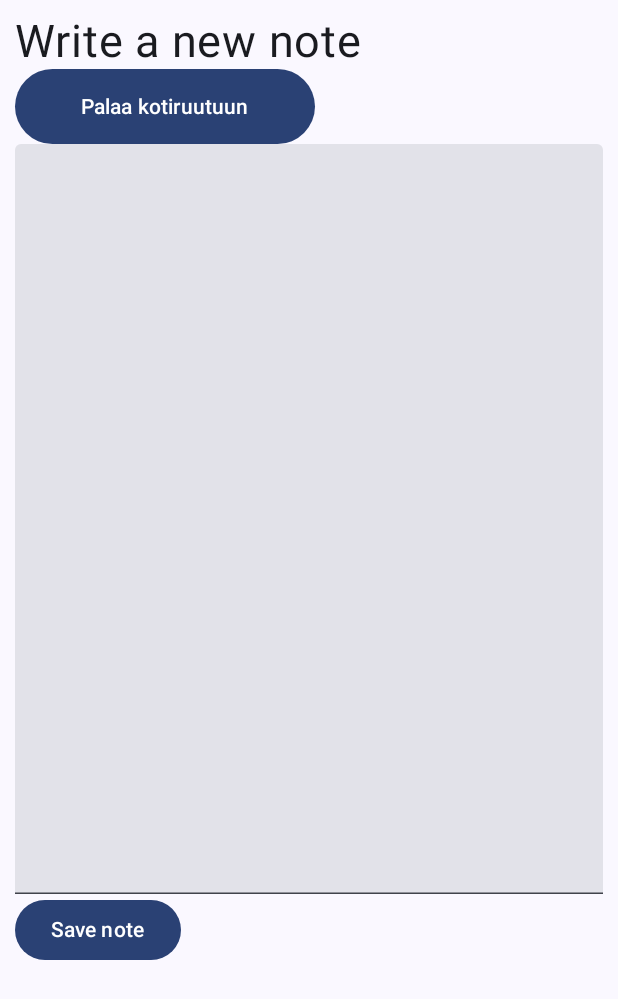
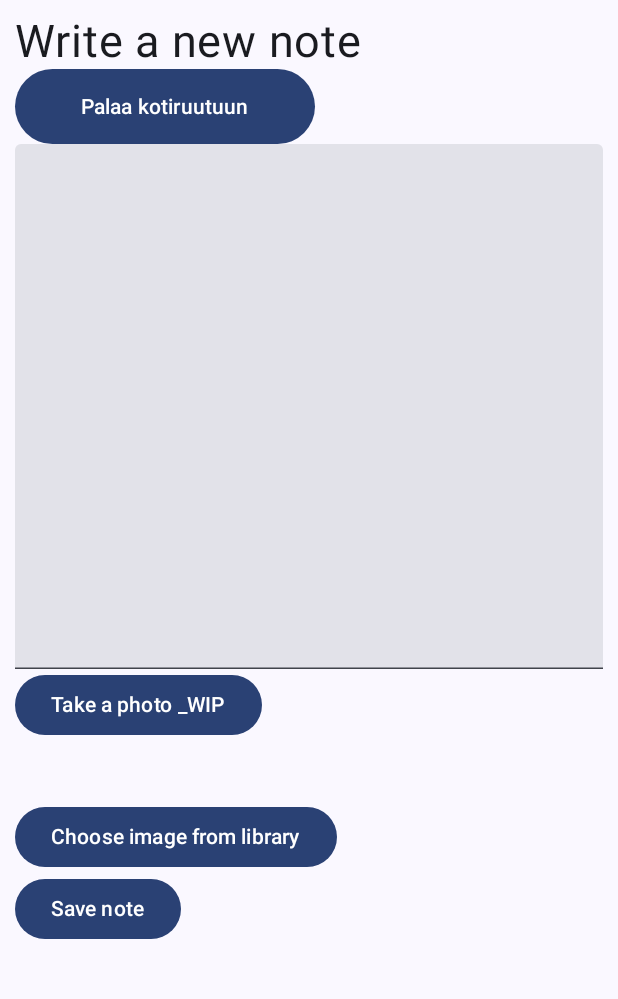
Before and after one commit to akseliahonpera/mobcomp25, an Android app built with Jetpack Compose: the screen it shows after launch (MainActivity), after a tap on "Write a note", on a phone screen of 412 x 824 dp. Shown: the top 999 px of the screen. Run offline under Robolectric (Android 15) with nearby library versions, the phone set to English and light mode, and no system bars; our stand-ins replace Room's generated code; pictures from the network do not load.

Commit message:
hw3 tehty

```diff
--- a/mobcomp25/app/src/main/AndroidManifest.xml
+++ b/mobcomp25/app/src/main/AndroidManifest.xml
@@ -2,6 +2,9 @@
 <manifest xmlns:android="http://schemas.android.com/apk/res/android"
     xmlns:tools="http://schemas.android.com/tools">
 
+    <uses-feature android:name="android.hardware.camera.any"/>
+    <uses-permission android:name="android.permission.CAMERA"/>
+    <uses-permission android:name="android.permission.READ_MEDIA_IMAGES" />
     <application
         android:allowBackup="true"
         android:dataExtractionRules="@xml/data_extraction_rules"
--- a/mobcomp25/app/src/main/java/com/example/mobcomp25/data/DataBaseHost.kt
+++ b/mobcomp25/app/src/main/java/com/example/mobcomp25/data/DataBaseHost.kt
@@ -1,6 +1,7 @@
 package com.example.mobcomp25.data
 
 import android.content.Context
+import android.util.Log
 import androidx.room.Room
 import kotlinx.coroutines.CoroutineScope
 import kotlinx.coroutines.Dispatchers
@@ -25,13 +26,11 @@ object DataBaseHost {
                         AppDatabase::class.java, "NoteDB"
                     ).build()
                     if(dbInstance==null){
-                        println("dbInstance oli nulli");
+                        Log.i("paskaa","db kusahti")
                     }
 
                 }
             }
-
-        System.out.println("iis datapase2");
         return dbInstance!!
     }
 }
--- a/mobcomp25/app/src/main/java/com/example/mobcomp25/data/Note.kt
+++ b/mobcomp25/app/src/main/java/com/example/mobcomp25/data/Note.kt
@@ -1,5 +1,6 @@
 package com.example.mobcomp25.data
 
+import android.net.Uri
 import androidx.room.ColumnInfo
 import androidx.room.Entity
 import androidx.room.PrimaryKey
@@ -8,5 +9,6 @@ import androidx.room.PrimaryKey
 @Entity(tableName = "notes")
 data class Note(
     @PrimaryKey(autoGenerate = true) val id: Int = 0,
-    @ColumnInfo(name = "note_contents") val noteContents: String
+    @ColumnInfo(name = "note_contents") val noteContents: String,
+    @ColumnInfo(name = "image_uri") val imageUri: String
 )
--- a/mobcomp25/app/src/main/java/com/example/mobcomp25/ui/screens/Home.kt
+++ b/mobcomp25/app/src/main/java/com/example/mobcomp25/ui/screens/Home.kt
@@ -21,6 +21,7 @@ import androidx.compose.foundation.lazy.items
 import androidx.compose.foundation.shape.RoundedCornerShape
 import androidx.compose.material3.Button
 import androidx.compose.material3.ButtonDefaults
+import androidx.compose.material3.CircularProgressIndicator
 import androidx.compose.material3.Text
 import androidx.compose.material3.TextField
 import androidx.compose.runtime.Composable
@@ -33,6 +34,7 @@ import androidx.compose.ui.Modifier
 import androidx.compose.ui.draw.clip
 import androidx.compose.ui.graphics.Color
 import androidx.compose.ui.modifier.modifierLocalConsumer
+import androidx.compose.ui.platform.LocalContext
 import androidx.compose.ui.res.painterResource
 import androidx.compose.ui.text.font.Font
 import androidx.compose.ui.text.font.FontStyle
@@ -40,16 +42,25 @@ import androidx.compose.ui.text.font.FontWeight
 import androidx.compose.ui.text.input.TextFieldValue
 import androidx.compose.ui.unit.dp
 import androidx.compose.ui.unit.sp
+import androidx.core.net.toUri
 import androidx.navigation.NavController
+import coil3.compose.AsyncImage
+import coil3.compose.AsyncImagePainter
+import coil3.compose.LocalPlatformContext
+import coil3.compose.SubcomposeAsyncImage
+import coil3.compose.SubcomposeAsyncImageContent
+import coil3.compose.rememberAsyncImagePainter
+import coil3.compose.rememberConstraintsSizeResolver
+import coil3.request.ImageRequest
 import com.example.mobcomp25.R
 import com.example.mobcomp25.data.AppDatabase
 
 @Composable
 fun Home(navController:NavController, db:AppDatabase){
- //   val noteContents : List<Note> by remember {
- //       mutableStateOf(listOf()) }
-    val notes = db.noteDao().getAll().collectAsState(initial = emptyList()) //use collectasstate() to parse data into list format
-Column (
+
+    val notes by db.noteDao().getAll().collectAsState(initial = emptyList()) //use collectasstate() to parse data into list format
+   // val notes by notesFlow.collectAsState(initial = emptyList())
+    Column (
     horizontalAlignment = Alignment.CenterHorizontally,
     modifier = Modifier.fillMaxSize()
 ){
@@ -78,47 +89,37 @@ Column (
                     )
                 }
     Spacer(modifier = Modifier.size(30.dp))
-    LazyRow (
-        Modifier
-            .padding(10.dp)
-            .background(Color.Cyan)
-            .height(250.dp)
-    )
 
-    {
-        item {
-            Image(painter = painterResource(id = R.drawable.placeholder),
-                contentDescription = "placeholder image",
-                modifier = Modifier
-                    .size(500.dp)
-                    .clip(RoundedCornerShape(50.dp)))
 
-            Spacer(modifier = Modifier.size(30.dp))
-        }
-        item { Image(painter = painterResource(id = R.drawable.placeholder),
-            contentDescription = "placeholder image",
-            modifier = Modifier
-                .size(500.dp))
-            Spacer(modifier = Modifier.size(30.dp))
-        }
-        item{
-            Image(painter = painterResource(id = R.drawable.placeholder),
-                contentDescription = "placeholder image",
-                modifier = Modifier
-                    .size(500.dp))
-            Spacer(modifier = Modifier.size(30.dp))
-        }
-    }
-    Spacer(modifier = Modifier.size(30.dp))
 
     LazyColumn(
         Modifier
             .padding(10.dp)
             .background(color = Color.LightGray)
     ){
-    items(items = notes.value){note-> //list stuff in lazycolumn
+    items(items = (notes)){note-> //list stuff in lazycolumn
         Text(text = note.noteContents)  //lorki merkkijonot note-olioista
+        //Show image here
+        //AsyncImage(model = note.imageUri, contentDescription = "gaagaaguuguu")
+        if (note.imageUri.isNotEmpty()) {
+            AsyncImage(
+                model = note.imageUri,
+                contentDescription = "Note Image"
+            )
+        }
     }
     }
+/*
+        LazyColumn(
+            Modifier
+                .padding(10.dp)
+                .background(color = Color.LightGray)
+        ){
+            items(items = (notes)){note-> //list stuff in lazycolumn
+                Text(text = note.noteContents)  //lorki merkkijonot note-olioista
+                //Show image here
+                AsyncImage(model = note.imageUri, contentDescription = "gaagaaguuguu")
+            }
+        }*/
 }
 }
--- a/mobcomp25/app/src/main/java/com/example/mobcomp25/ui/screens/NewNote.kt
+++ b/mobcomp25/app/src/main/java/com/example/mobcomp25/ui/screens/NewNote.kt
@@ -1,5 +1,11 @@
 package com.example.mobcomp25.ui.screens
 
+import android.content.ContentResolver
+import android.content.Context
+import android.content.UriPermission
+import android.net.Uri
+import androidx.activity.compose.rememberLauncherForActivityResult
+import androidx.activity.result.contract.ActivityResultContracts
 import androidx.compose.foundation.layout.fillMaxWidth
 import androidx.compose.foundation.layout.height
 import androidx.compose.foundation.layout.padding
@@ -15,14 +21,19 @@ import androidx.compose.runtime.remember
 import androidx.compose.runtime.rememberCoroutineScope
 import androidx.compose.runtime.setValue
 import androidx.compose.ui.Modifier
+import androidx.compose.ui.platform.LocalContext
 import androidx.compose.ui.unit.dp
 import androidx.compose.ui.unit.sp
 import androidx.navigation.NavController
+import coil3.compose.AsyncImage
 import com.example.mobcomp25.data.AppDatabase
 import com.example.mobcomp25.data.Note
 import kotlinx.coroutines.CoroutineScope
 import kotlinx.coroutines.coroutineScope
 import kotlinx.coroutines.launch
+import kotlinx.serialization.json.JsonNull.content
+import java.io.File
+
 
 @Composable
 fun  NewNote(navController:NavController,db: AppDatabase){
@@ -30,6 +41,9 @@ fun  NewNote(navController:NavController,db: AppDatabase){
     var noteString by remember { mutableStateOf("")}
     val noteDao = db.noteDao()
     val coroutineScope = rememberCoroutineScope() // shitgpt gave this advice, check if actually usable
+    var imgUri : String? = null
+    val appContext = LocalContext.current.applicationContext
+
     LazyColumn(
         Modifier
             .padding(10.dp)
@@ -59,19 +73,57 @@ fun  NewNote(navController:NavController,db: AppDatabase){
             TextField(value = noteString, onValueChange = { noteString = it }
             ,modifier = Modifier
                     .fillMaxWidth()
-                    .height(500.dp))
+                    .height(350.dp))
+        }
+
+
+        item{
+            Button(onClick = { /*TODO*/ }) {
+                Text(text = "Take a photo _WIP")
+            }
+        }
+        item {
+
+            var imageUriAddress by remember {
+                mutableStateOf<Uri?>(null) // Uri osoitteen alustus
+            }
+            val launcher = rememberLauncherForActivityResult(
+                contract =
+                ActivityResultContracts.GetContent() //pick content from storage
+            ) { uri: Uri? ->
+                imageUriAddress =  uri //uri address set to imageuriaddress if not null
+                imgUri = imageUriAddress.toString()
+
+                if (uri != null) {
+                    val saveDestination = saveImgToInternal(context = appContext, uri=uri)
+                    imgUri = saveDestination.toString()
+                }
+            }
+            // Open a specific media item using InputStream.
+
+            AsyncImage(model = imageUriAddress, contentDescription = null,
+                modifier = Modifier
+                    .padding(20.dp)
+            )
+            Button(onClick = {
+                launcher.launch("image/*")
+            }) {
+                Text(text = "Choose image from library")
+            }
         }
 
         item{
 
             Button(onClick = {
                 coroutineScope.launch{
-                if(noteString.isNotBlank()){ //lets not save empty strings
-                    val newNote = Note(noteContents = noteString)
-                    noteDao.insertNote(newNote)
-                    noteString = "" //clear textfield after save
-                }
-            }}
+                    if(noteString.isNotBlank()&&!imgUri.isNullOrEmpty()){ //lets not save empty strings
+                        val newNote = Note(noteContents = noteString, imageUri = imgUri!!)
+                        noteDao.insertNote(newNote)
+                        noteString = "" //clear textfield after save
+                        imgUri = null
+                        navController.popBackStack()
+                    }
+                }}
             )
             {
                 Text(text = "Save note")
@@ -79,3 +131,18 @@ fun  NewNote(navController:NavController,db: AppDatabase){
         }
     }
 }
+
+fun saveImgToInternal(context: Context,uri: Uri): Uri {
+    val iStream = context.contentResolver.openInputStream(uri)  //stackoverflowsta apinoitu osittain, osittain dokumentaatiosta
+    val fName = "saved_image_${System.currentTimeMillis()}.jpg" //erotetaan filut toisistaan//shitgpt idea
+    val oStream = context.openFileOutput(fName,Context.MODE_PRIVATE)
+
+    iStream?.use{input->
+        oStream.use{
+            output->
+            input.copyTo(output)
+        }
+    }
+    val file = File(context.filesDir,fName)
+    return Uri.fromFile(file)
+}
```
Also changed, not shown: mobcomp25/app/build.gradle.kts (+21 -0 lines), mobcomp25/app/src/main/java/com/example/mobcomp25/MainActivity.kt (+54 -0 lines), mobcomp25/app/src/main/java/com/example/mobcomp25/ui/screens/CameraView.kt (added, +57 -0 lines), mobcomp25/app/src/main/java/com/example/mobcomp25/ui/screens/imageFromGallery.kt (added, +18 -0 lines).
